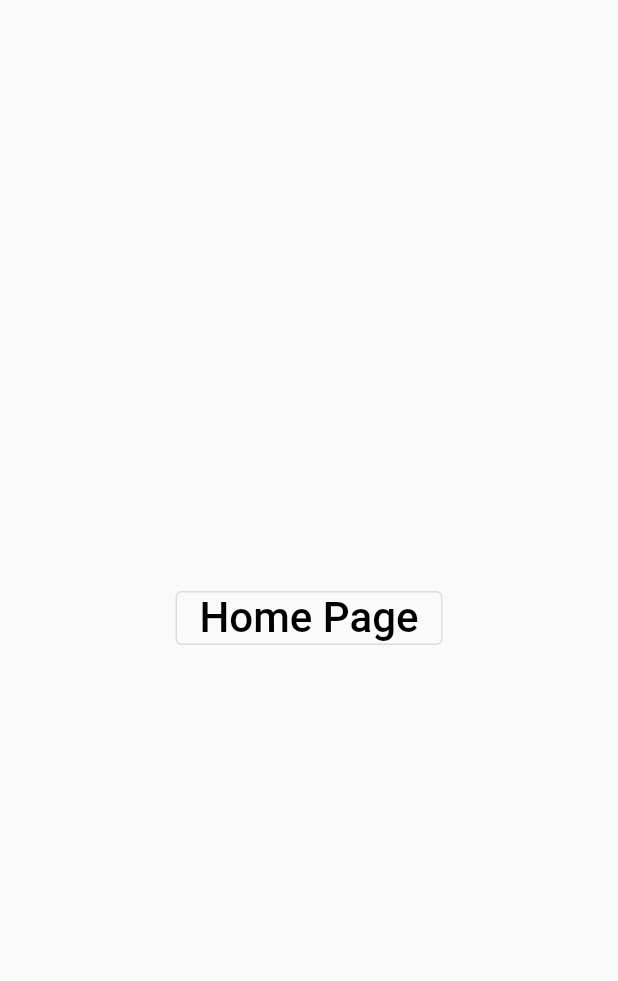
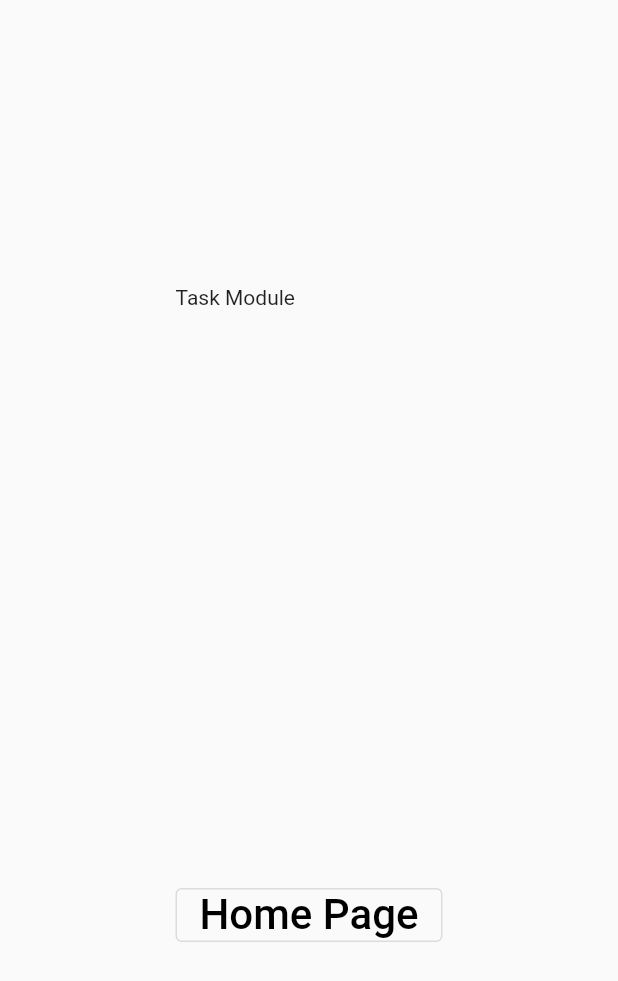
Before and after one commit to Kubaaa96/kpersonal, a Flutter app: the screen it shows after launch, after a tap on "Task Module", on a phone screen of 412 x 824 dp. Shown: the top 981 px of the screen. Run offline on Flutter 3.47's test engine with Material 2 defaults, Android fonts, the phone set to English and light mode, and no system bars.

Commit message:
Basic navigation between main menu and Task module and Options, Exiting app with exit button Making Regular button for easier Button creation and one place to edit all of buttons

```diff
--- a/lib/home_page.dart
+++ /dev/null
@@ -1,73 +0,0 @@
-import 'package:flutter/material.dart';
-import 'package:kpersonal/task_module_page.dart';
-
-class HomePage extends StatelessWidget {
-  const HomePage({super.key});
-
-  @override
-  Widget build(BuildContext context) {
-    final ButtonStyle outlinedButtonStyle = ButtonStyle(
-      foregroundColor: MaterialStateProperty.all<Color>(Colors.black),
-      overlayColor: MaterialStateProperty.resolveWith<Color?>(
-          (Set<MaterialState> states) {
-        if (states.contains(MaterialState.hovered))
-          return const Color.fromARGB(70, 22, 167, 27);
-        if (states.contains(MaterialState.pressed))
-          return Color.fromARGB(70, 51, 22, 167);
-        return null; // Defer to the widget's default.
-      }),
-    );
-    return Scaffold(
-      body: Center(
-        child: IntrinsicWidth(
-          child: Column(
-            mainAxisAlignment: MainAxisAlignment.spaceAround,
-            mainAxisSize: MainAxisSize.max,
-            crossAxisAlignment: CrossAxisAlignment.stretch,
-            children: [
-              OutlinedButton(
-                style: outlinedButtonStyle,
-                onPressed: () {
-                  Navigator.push(
-                    context,
-                    MaterialPageRoute(
-                      builder: (context) => const TaskModulePage(),
-                    ),
-                  );
-                },
-                child: const Text(
-                  "Task Module",
-                  style: TextStyle(
-                    fontSize: 28,
-                  ),
-                ),
-              ),
-              OutlinedButton(
-                style: outlinedButtonStyle,
-                onPressed: () {
-                  print("Options");
-                },
-                child: const Text(
-                  "Options",
-                  style: TextStyle(
-                    fontSize: 28,
-                  ),
-                ),
-              ),
-              OutlinedButton(
-                style: outlinedButtonStyle,
-                onPressed: () {},
-                child: const Text(
-                  "Exit",
-                  style: TextStyle(
-                    fontSize: 28,
-                  ),
-                ),
-              ),
-            ],
-          ),
-        ),
-      ),
-    );
-  }
-}
--- a/lib/main.dart
+++ b/lib/main.dart
@@ -1,6 +1,6 @@
 import 'package:flutter/material.dart';
 
-import 'package:kpersonal/home_page.dart';
+import 'package:kpersonal/pages/home_page.dart';
 
 void main() {
   runApp(const KPersonalApp());
--- /dev/null
+++ b/lib/pages/home_page.dart
@@ -0,0 +1,52 @@
+import 'package:flutter/material.dart';
+import 'package:kpersonal/pages/options_page.dart';
+import 'package:kpersonal/pages/task_module_page.dart';
+import 'package:kpersonal/widgets/regular_button.dart';
+
+class HomePage extends StatelessWidget {
+  const HomePage({super.key});
+
+  @override
+  Widget build(BuildContext context) {
+    return Scaffold(
+      body: Center(
+        child: IntrinsicWidth(
+          child: Column(
+            mainAxisAlignment: MainAxisAlignment.spaceAround,
+            mainAxisSize: MainAxisSize.max,
+            crossAxisAlignment: CrossAxisAlignment.stretch,
+            children: [
+              RegularButton(
+                onPressed: () {
+                  Navigator.push(
+                    context,
+                    MaterialPageRoute(
+                      builder: (context) => const TaskModulePage(),
+                    ),
+                  );
+                },
+                text: "Task Module",
+              ),
+              RegularButton(
+                  onPressed: () {
+                    Navigator.push(
+                      context,
+                      MaterialPageRoute(
+                        builder: (context) => const OptionsPage(),
+                      ),
+                    );
+                  },
+                  text: "Options"),
+              RegularButton(
+                onPressed: () {
+                  Navigator.pop(context);
+                },
+                text: "Exit",
+              ),
+            ],
+          ),
+        ),
+      ),
+    );
+  }
+}
--- /dev/null
+++ b/lib/pages/task_module_page.dart
@@ -0,0 +1,33 @@
+import 'package:flutter/material.dart';
+import 'package:kpersonal/widgets/regular_button.dart';
+import 'package:kpersonal/pages/options_page.dart';
+
+class TaskModulePage extends StatelessWidget {
+  const TaskModulePage({super.key});
+
+  @override
+  Widget build(BuildContext context) {
+    return Scaffold(
+      body: Center(
+        child: IntrinsicWidth(
+          child: Column(
+            mainAxisAlignment: MainAxisAlignment.spaceAround,
+            mainAxisSize: MainAxisSize.max,
+            crossAxisAlignment: CrossAxisAlignment.stretch,
+            children: [
+              const Text(
+                "Task Module",
+              ),
+              RegularButton(
+                onPressed: () {
+                  Navigator.pop(context);
+                },
+                text: "Home Page",
+              ),
+            ],
+          ),
+        ),
+      ),
+    );
+  }
+}
--- a/lib/task_module_page.dart
+++ /dev/null
@@ -1,37 +0,0 @@
-import 'package:flutter/material.dart';
-import 'package:kpersonal/home_page.dart';
-
-class TaskModulePage extends StatelessWidget {
-  const TaskModulePage({super.key});
-
-  @override
-  Widget build(BuildContext context) {
-    final ButtonStyle outlinedButtonStyle = ButtonStyle(
-      foregroundColor: MaterialStateProperty.all<Color>(Colors.black),
-      overlayColor: MaterialStateProperty.resolveWith<Color?>(
-          (Set<MaterialState> states) {
-        if (states.contains(MaterialState.hovered))
-          return const Color.fromARGB(70, 22, 167, 27);
-        if (states.contains(MaterialState.pressed))
-          return Color.fromARGB(70, 51, 22, 167);
-        return null; // Defer to the widget's default.
-      }),
-    );
-    return Scaffold(
-      body: Center(
-        child: OutlinedButton(
-          style: outlinedButtonStyle,
-          onPressed: () {
-            Navigator.pop(context);
-          },
-          child: const Text(
-            "Home Page",
-            style: TextStyle(
-              fontSize: 28,
-            ),
-          ),
-        ),
-      ),
-    );
-  }
-}
--- /dev/null
+++ b/lib/widgets/regular_button.dart
@@ -0,0 +1,34 @@
+import 'package:flutter/material.dart';
+
+class RegularButton extends OutlinedButton {
+  final String text;
+  const RegularButton({
+    super.key,
+    required this.text,
+    super.child,
+    required super.onPressed,
+  });
+
+  @override
+  Widget? get child => Text(
+        text,
+        style: const TextStyle(
+          fontSize: 28,
+        ),
+      );
+
+  @override
+  ButtonStyle? get style => ButtonStyle(
+        foregroundColor: MaterialStateProperty.all<Color>(Colors.black),
+        overlayColor: MaterialStateProperty.resolveWith<Color?>(
+            (Set<MaterialState> states) {
+          if (states.contains(MaterialState.hovered)) {
+            return const Color.fromARGB(70, 22, 167, 27);
+          }
+          if (states.contains(MaterialState.pressed)) {
+            return const Color.fromARGB(70, 51, 22, 167);
+          }
+          return null; // Defer to the widget's default.
+        }),
+      );
+}
```
Also changed, not shown: lib/pages/options_page.dart (added, +32 -0 lines), 1 other file.
